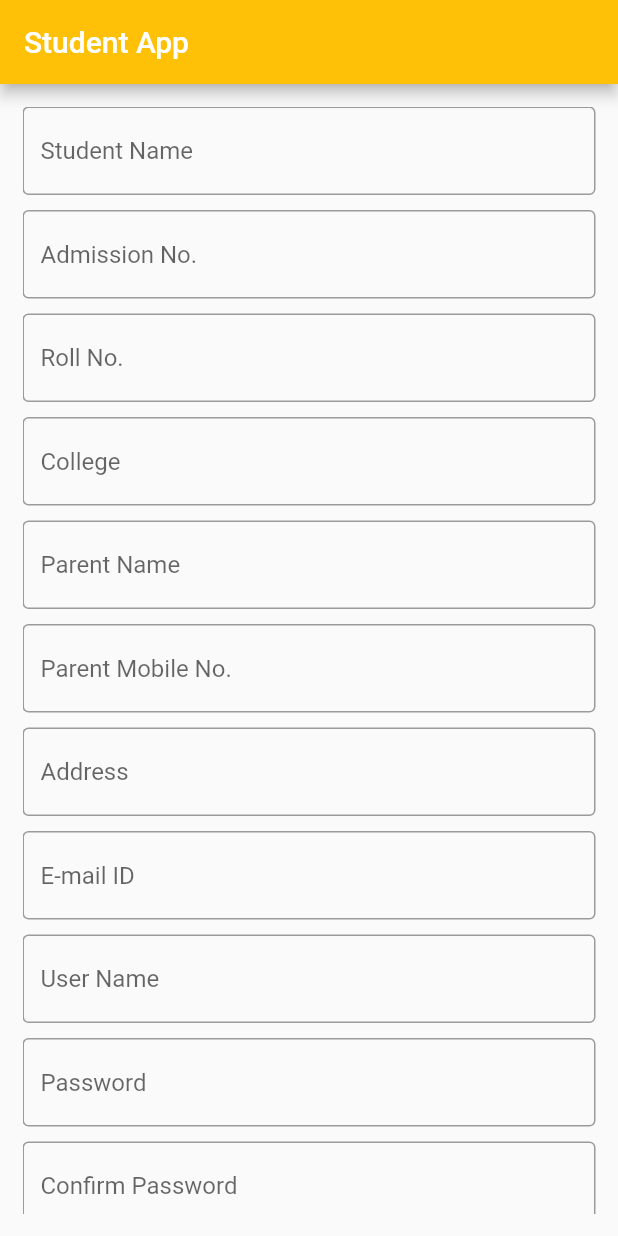
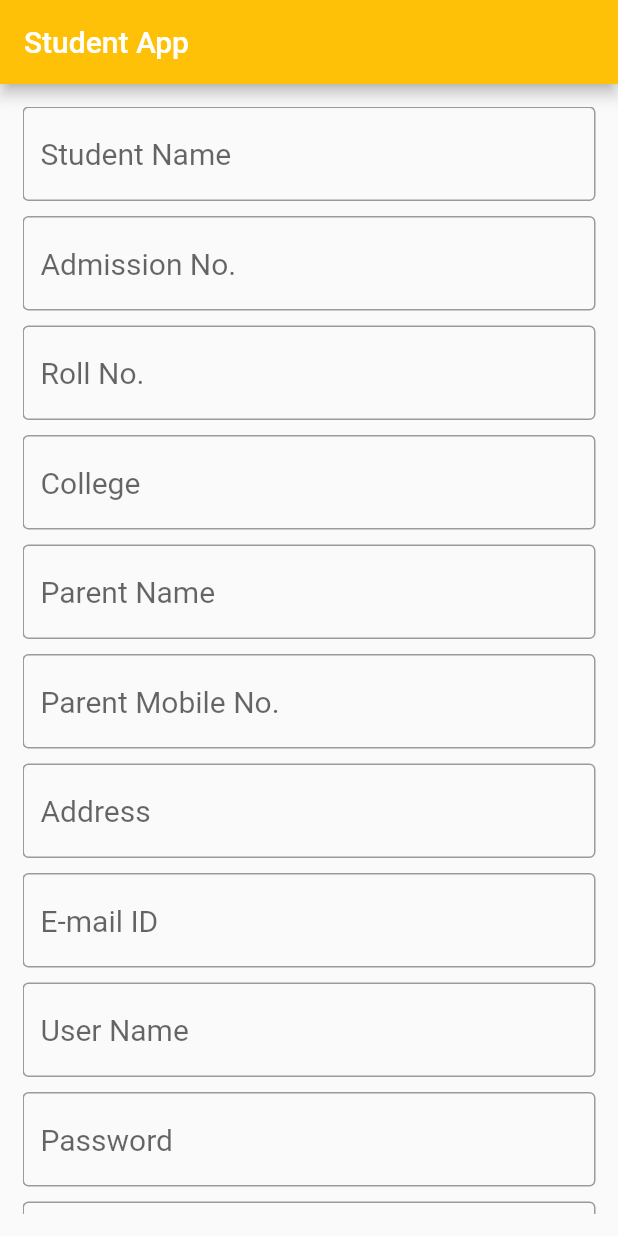
Before and after one commit to Shaji6001/Flutter-Students-App, a Flutter app: the screen it shows after launch, on a phone screen of 412 x 824 dp. Run offline on Flutter 3.47's test engine with Material 2 defaults, Android fonts, the phone set to English and light mode, and no system bars.

Commit message:
Screen Added

```diff
--- /dev/null
+++ b/lib/Screens Student/Student Page1.dart
@@ -0,0 +1,98 @@
+
+import 'package:flutter/material.dart';
+
+class MyStudentApp extends StatefulWidget {
+  @override
+  _MyStudentAppState createState() => _MyStudentAppState();
+}
+
+class _MyStudentAppState extends State<MyStudentApp> {
+  TextEditingController getStName=TextEditingController();
+  TextEditingController getAdNum=TextEditingController();
+  TextEditingController getRolNum=TextEditingController();
+  TextEditingController getColName=TextEditingController();
+  TextEditingController getParName=TextEditingController();
+  TextEditingController getParMob=TextEditingController();
+  TextEditingController getAddres=TextEditingController();
+  TextEditingController getEmail=TextEditingController();
+  TextEditingController getUserName=TextEditingController();
+  TextEditingController getPassword=TextEditingController();
+  TextEditingController getCofmPassword=TextEditingController();
+  @override
+  Widget build(BuildContext context) {
+    return Container(padding: EdgeInsets.all(15.0),
+      child: SingleChildScrollView(
+        child: Column(
+          children: [
+            TextField(controller: getStName,style: TextStyle(fontSize: 20.0),
+              decoration: InputDecoration(
+                  hintText: "Student Name",border: OutlineInputBorder()
+              ),
+            ),SizedBox(height: 10.0,),
+            TextField(controller: getAdNum,style: TextStyle(fontSize: 20.0),
+              decoration: InputDecoration(
+                  hintText: "Admission No.",border: OutlineInputBorder()
+              ),),SizedBox(height: 10.0,),
+            TextField(controller: getRolNum,style: TextStyle(fontSize: 20.0),
+              decoration: InputDecoration(
+                  hintText: "Roll No.",border: OutlineInputBorder()
+              ),),SizedBox(height: 10.0,),
+            TextField(controller: getColName,style: TextStyle(fontSize: 20.0),
+              decoration: InputDecoration(
+                  hintText: "College",border: OutlineInputBorder()
+              ),),SizedBox(height: 10.0,),
+            TextField(controller: getParName,style: TextStyle(fontSize: 20.0),
+              decoration: InputDecoration(
+                  hintText: "Parent Name",border: OutlineInputBorder()
+              ),),SizedBox(height: 10.0,),
+            TextField(controller: getParMob,style: TextStyle(fontSize: 20.0),
+              decoration: InputDecoration(
+                  hintText: "Parent Mobile No.",border: OutlineInputBorder(gapPadding: (5.0))
+              ),),SizedBox(height: 10.0,),
+            TextField(controller: getAddres,style: TextStyle(fontSize: 20.0),
+              decoration: InputDecoration(
+                  hintText: "Address",border: OutlineInputBorder()
+              ),),SizedBox(height: 10.0,),
+            TextField(controller: getEmail,style: TextStyle(fontSize: 20.0),
+              decoration: InputDecoration(
+                  hintText: "E-mail ID",border: OutlineInputBorder()
+              ),),SizedBox(height: 10.0,),
+            TextField(controller: getUserName,style: TextStyle(fontSize: 20.0),
+              decoration: InputDecoration(
+                  hintText: "User Name",border: OutlineInputBorder()
+              ),),SizedBox(height: 10.0,),
+            TextField(controller: getPassword,style: TextStyle(fontSize: 20.0),
+              obscureText: true,decoration: InputDecoration(
+                  hintText: "Password", border: OutlineInputBorder()
+              ),),SizedBox(height: 10.0,),
+            TextField(controller: getCofmPassword,style: TextStyle(fontSize: 20.0),
+              obscureText: true,decoration: InputDecoration(
+                  hintText: "Confirm Password",border: OutlineInputBorder()
+              ),),SizedBox(height: 10.0,),
+            RaisedButton(onPressed: (){
+              style: TextStyle(fontSize: 20.0);
+              String getname=getStName.text;
+              String getnumber=getAdNum.text;
+              String getrolnum=getRolNum.text;
+              String getcollname=getColName.text;
+              String getparname=getParName.text;
+              String getparmobil=getParMob.text;
+              String getaddress=getAddres.text;
+              String getemail=getEmail.text;
+              String getuser=getUserName.text;
+              String getpassword=getPassword.text;
+              String getconfirm=getCofmPassword.text;
+              print(getname);print(getnumber);
+              print(getrolnum); print(getcollname);
+              print(getparname);print(getparmobil);
+              print(getaddress); print(getemail);
+              print(getuser); print(getpassword);
+              print(getconfirm);
+
+            },child: Text("REGISTER"),color: Colors.pinkAccent,)
+          ],
+        ),
+      ),
+    );
+  }
+}
--- a/lib/main.dart
+++ b/lib/main.dart
@@ -1,18 +1,9 @@
 import 'package:flutter/material.dart';
+import 'package:flutter_appstudentapp/Screens%20Student/Student%20Page1.dart';
 
 void main()=>runApp(StudentApp());
 class StudentApp extends StatelessWidget {
-  TextEditingController getStName=TextEditingController();
-  TextEditingController getAdNum=TextEditingController();
-  TextEditingController getRolNum=TextEditingController();
-  TextEditingController getColName=TextEditingController();
-  TextEditingController getParName=TextEditingController();
-  TextEditingController getParMob=TextEditingController();
-  TextEditingController getAddres=TextEditingController();
-  TextEditingController getEmail=TextEditingController();
-  TextEditingController getUserName=TextEditingController();
-  TextEditingController getPassword=TextEditingController();
-  TextEditingController getCofmPassword=TextEditingController();
+
   @override
   Widget build(BuildContext context) {
     return MaterialApp(
@@ -20,79 +11,7 @@ class StudentApp extends StatelessWidget {
       home: Scaffold(
         appBar: AppBar(
           title: Text("Student App"),backgroundColor: Colors.amber,
-        ),body: Container(padding: EdgeInsets.all(15.0),
-        child: SingleChildScrollView(
-          child: Column(
-            children: [
-              TextField(controller: getStName,
-                decoration: InputDecoration(
-                hintText: "Student Name",border: OutlineInputBorder()
-              ),
-              ),SizedBox(height: 10.0,),
-              TextField(controller: getAdNum,
-                decoration: InputDecoration(
-                hintText: "Admission No.",border: OutlineInputBorder()
-              ),),SizedBox(height: 10.0,),
-              TextField(controller: getRolNum,
-                decoration: InputDecoration(
-                hintText: "Roll No.",border: OutlineInputBorder()
-              ),),SizedBox(height: 10.0,),
-              TextField(controller: getColName,
-                decoration: InputDecoration(
-                hintText: "College",border: OutlineInputBorder()
-              ),),SizedBox(height: 10.0,),
-              TextField(controller: getParName,
-                decoration: InputDecoration(
-                hintText: "Parent Name",border: OutlineInputBorder()
-              ),),SizedBox(height: 10.0,),
-              TextField(controller: getParMob,
-                decoration: InputDecoration(
-                hintText: "Parent Mobile No.",border: OutlineInputBorder(gapPadding: (5.0))
-              ),),SizedBox(height: 10.0,),
-              TextField(controller: getAddres,
-                decoration: InputDecoration(
-                hintText: "Address",border: OutlineInputBorder()
-              ),),SizedBox(height: 10.0,),
-              TextField(controller: getEmail,
-                decoration: InputDecoration(
-                hintText: "E-mail ID",border: OutlineInputBorder()
-              ),),SizedBox(height: 10.0,),
-              TextField(controller: getUserName,
-                decoration: InputDecoration(
-                hintText: "User Name",border: OutlineInputBorder()
-              ),),SizedBox(height: 10.0,),
-              TextField(controller: getPassword,
-                obscureText: true,decoration: InputDecoration(
-                hintText: "Password", border: OutlineInputBorder()
-              ),),SizedBox(height: 10.0,),
-              TextField(controller: getCofmPassword,
-                obscureText: true,decoration: InputDecoration(
-                hintText: "Confirm Password",border: OutlineInputBorder()
-              ),),SizedBox(height: 10.0,),
-              RaisedButton(onPressed: (){
-                String getname=getStName.text;
-                String getnumber=getAdNum.text;
-                String getrolnum=getRolNum.text;
-                String getcollname=getColName.text;
-                String getparname=getParName.text;
-                String getparmobil=getParMob.text;
-                String getaddress=getAddres.text;
-                String getemail=getEmail.text;
-                String getuser=getUserName.text;
-                String getpassword=getPassword.text;
-                String getconfirm=getCofmPassword.text;
-                print(getname);print(getnumber);
-                print(getrolnum); print(getcollname);
-                print(getparname);print(getparmobil);
-                print(getaddress); print(getemail);
-                print(getuser); print(getpassword);
-                print(getconfirm);
-
-              },child: Text("REGISTER"),color: Colors.pinkAccent,)
-            ],
-          ),
-        ),
-      ),
+        ),body: MyStudentApp(),
       ),
     );
   }
```
